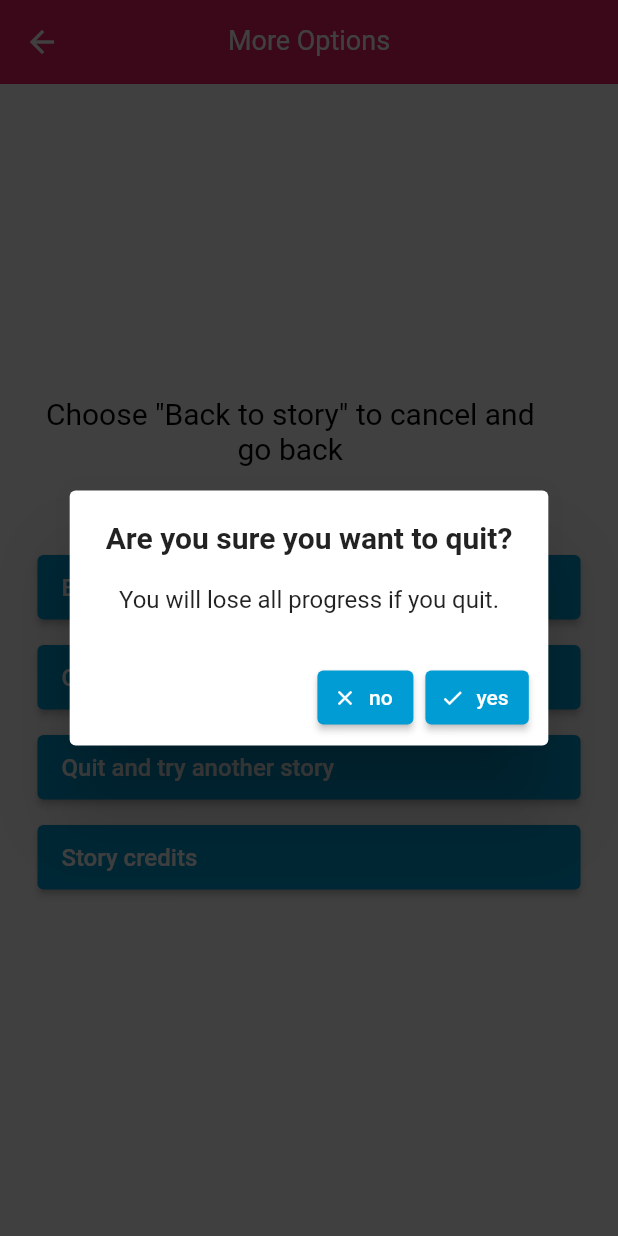
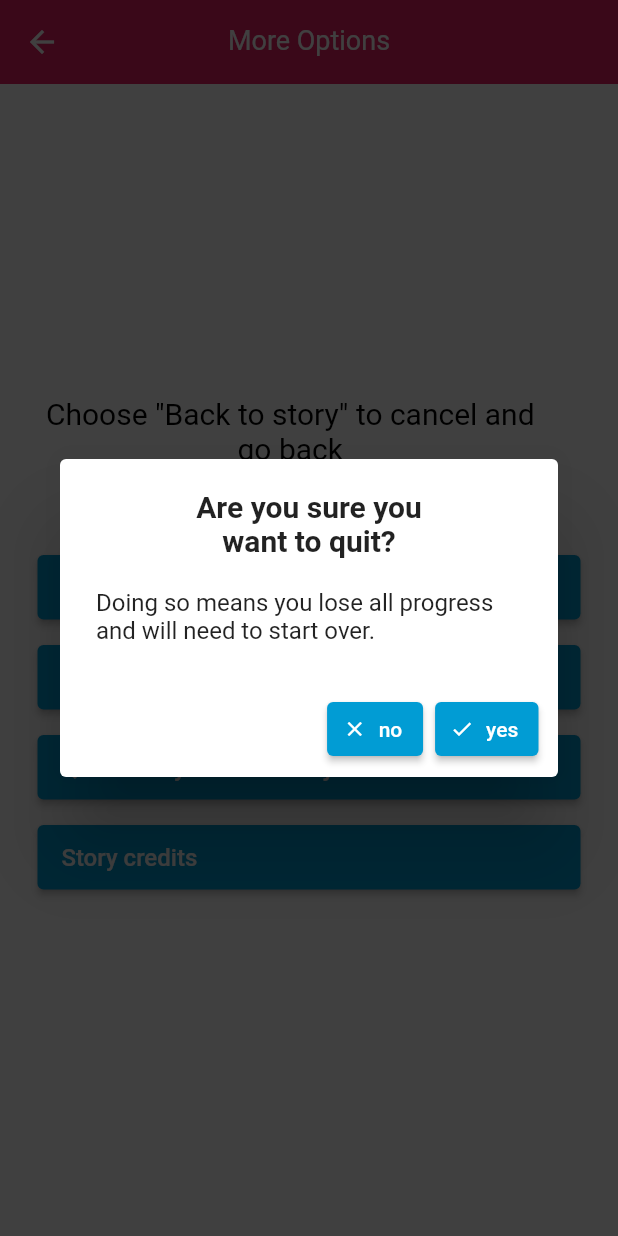
Before and after one commit to mattgwriter7/gamebook, a Flutter app: the More_Page screen opened by its route, after a tap on "Quit and go to title page", on a phone screen of 412 x 824 dp. Run offline on Flutter 3.47's test engine with Material 2 defaults, Android fonts, the phone set to English and light mode, and no system bars; network calls fail.

```diff
--- a/lib/classes/Config.dart
+++ b/lib/classes/Config.dart
@@ -11,7 +11,7 @@ import 'package:flutter/material.dart';
 class Config {
 
   static const  String    app_name                  = "gamebook";
-  static const  String    app_version               = "1.0.alpha.14";
+  static const  String    app_version               = "1.0.alpha.16";
   static bool             debug_flag                = false;
 
   //  timeouts and delays
--- a/lib/pages/More_Page.dart
+++ b/lib/pages/More_Page.dart
@@ -51,10 +51,11 @@ class _More_PageState extends State<More_Page> {
           mainAxisSize: MainAxisSize.min,
           children: [
             Text( prompt,
-              style: TextStyle( fontWeight: FontWeight.bold, fontSize: 20 )
+              style: TextStyle( fontWeight: FontWeight.bold, fontSize: 20 ),
+              textAlign: TextAlign.center,
             ),
             SizedBox( height: 20 ),
-            Text( 'You will lose all progress if you quit.'),
+            Text( 'Doing so means you lose all progress and will need to start over.'),
           ],
         ),
         actions: [
@@ -168,7 +169,7 @@ class _More_PageState extends State<More_Page> {
                       padding: EdgeInsets.fromLTRB(16,12,12, 12 ),
                     ),
                     onPressed: () async {
-                      result = await confirmContinue( 'Are you sure you want to quit?');
+                      result = await confirmContinue( 'Are you sure you\nwant to quit?');
                       if( result ) {
                         Future.delayed( Duration(milliseconds: Config.short_delay ), () async {
                           Navigator.of(context).popUntil(ModalRoute.withName('Title_Page'));
@@ -192,7 +193,7 @@ class _More_PageState extends State<More_Page> {
                       padding: EdgeInsets.fromLTRB(16,12,12, 12 ),
                     ),
                     onPressed: () async {
-                      result = await confirmContinue( 'Are you sure you want to quit?');
+                      result = await confirmContinue( 'Are you sure you\want to quit?');
                       if( result ) {
                         Future.delayed( Duration(milliseconds: Config.short_delay ), () async {
                           //Navigator.of(context).pushNamedAndRemoveUntil('Key_Page', (Route route) => false);
--- a/lib/pages/Title_Page.dart
+++ b/lib/pages/Title_Page.dart
@@ -59,10 +59,11 @@ class Title_Page extends StatelessWidget {
                   Padding(
                     padding: EdgeInsets.fromLTRB((MediaQuery.of(context).size.width/8),0,(MediaQuery.of(context).size.width/8),0),
                     child: Container(
+                      // color: Color(0xFFeeeeee),
                       //  book_cover.png should be 600x600 (or at least a square)
                       width: double.infinity,
                       child: FadeInImage.assetNetwork(
-                        placeholder: "assets/images/title_placeholder_white.png",
+                        placeholder: "assets/images/title_placeholder_transparent.png",
                         image: '${ Config.server_address }${ Story.key }/assets/book_cover.png',
                         fit: BoxFit.cover,
                         width: double.infinity,
```
Also changed, not shown: lib/pages/Passage_Page.dart (+52 -19 lines), assets/images/passage_placeholder_grey.png, assets/images/title_placeholder_transparent.png (added).
